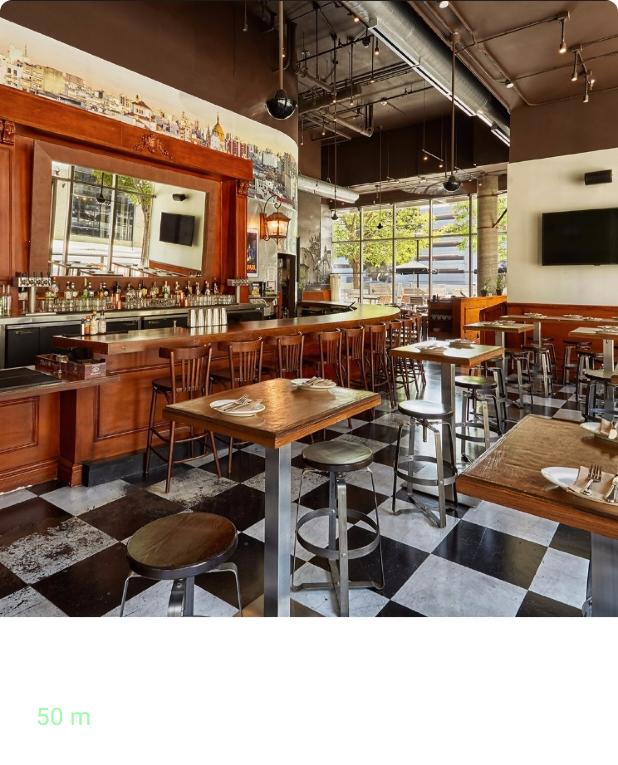
After one commit to nimblehq/poly-place, an Android app built with Jetpack Compose: the composable NearbyRestaurantItem shown on its own in the app's theme, on a phone screen of 412 x 824 dp. The commit adds this screen. Shown: the top 765 px of the screen. Run offline under Robolectric (Android 15) with nearby library versions, the phone set to English and light mode, and no system bars; libraries missing offline, so code that uses them is left out: com.google.android.libraries.

Commit message:
#5 Add mock UI nearby restaurant list screen

```diff
--- a/app/src/main/java/co/co/nimblehq/showcases/poly/place/ui/AppNavigation.kt
+++ b/app/src/main/java/co/co/nimblehq/showcases/poly/place/ui/AppNavigation.kt
@@ -3,7 +3,7 @@ package co.co.nimblehq.showcases.poly.place.ui
 import androidx.compose.runtime.Composable
 import androidx.navigation.*
 import androidx.navigation.compose.*
-import co.co.nimblehq.showcases.poly.place.ui.screens.home.NearbyRestaurantsScreen
+import co.co.nimblehq.showcases.poly.place.ui.screens.nearbyrestaurant.NearbyRestaurantsScreen
 
 @Composable
 fun AppNavigation(
--- a/app/src/main/java/co/co/nimblehq/showcases/poly/place/ui/screens/MainActivity.kt
+++ b/app/src/main/java/co/co/nimblehq/showcases/poly/place/ui/screens/MainActivity.kt
@@ -1,9 +1,11 @@
 package co.co.nimblehq.showcases.poly.place.ui.screens
 
+import android.graphics.Color
 import android.os.Bundle
 import androidx.activity.ComponentActivity
 import androidx.activity.compose.setContent
 import androidx.core.splashscreen.SplashScreen.Companion.installSplashScreen
+import androidx.core.view.WindowCompat
 import co.co.nimblehq.showcases.poly.place.ui.AppNavigation
 import co.co.nimblehq.showcases.poly.place.ui.theme.ComposeTheme
 import dagger.hilt.android.AndroidEntryPoint
@@ -14,6 +16,10 @@ class MainActivity : ComponentActivity() {
     override fun onCreate(savedInstanceState: Bundle?) {
         installSplashScreen()
         super.onCreate(savedInstanceState)
+
+        WindowCompat.setDecorFitsSystemWindows(window, false)
+        window.statusBarColor = Color.TRANSPARENT
+
         setContent {
             ComposeTheme {
                 AppNavigation()
--- /dev/null
+++ b/app/src/main/java/co/co/nimblehq/showcases/poly/place/ui/screens/nearbyrestaurant/NearbyRestaurantItem.kt
@@ -0,0 +1,91 @@
+package co.co.nimblehq.showcases.poly.place.ui.screens.nearbyrestaurant
+
+import androidx.compose.foundation.Image
+import androidx.compose.foundation.layout.*
+import androidx.compose.foundation.shape.RoundedCornerShape
+import androidx.compose.material.Icon
+import androidx.compose.material.Text
+import androidx.compose.runtime.Composable
+import androidx.compose.ui.Alignment
+import androidx.compose.ui.Modifier
+import androidx.compose.ui.draw.clip
+import androidx.compose.ui.graphics.Color
+import androidx.compose.ui.res.painterResource
+import androidx.compose.ui.text.style.TextAlign
+import androidx.compose.ui.tooling.preview.Preview
+import androidx.compose.ui.unit.dp
+import co.co.nimblehq.showcases.poly.place.R
+import co.co.nimblehq.showcases.poly.place.ui.theme.*
+import com.google.android.libraries.places.api.model.PlaceLikelihood
+
+@Composable
+fun NearbyRestaurantItem(
+    restaurant: PlaceLikelihood? = null
+) {
+    Column(
+        verticalArrangement = Arrangement.spacedBy(AppTheme.dimensions.spacingSmallest)
+    ) {
+        Image(
+            modifier = Modifier
+                .fillMaxWidth()
+                .clip(
+                    RoundedCornerShape(
+                        topStart = AppTheme.dimensions.spacingSmall,
+                        topEnd = AppTheme.dimensions.spacingSmall
+                    )
+                ),
+            painter = painterResource(id = R.drawable.im_restaurant_mock),
+            contentDescription = null,
+        )
+        Text(
+            modifier = Modifier.fillMaxWidth(),
+            color = Color.White,
+            fontSize = AppTheme.dimensions.textSizeNormal,
+            textAlign = TextAlign.Center,
+            text = "Dragon X",
+        )
+        Row(modifier = Modifier.fillMaxWidth()) {
+            Icon(
+                modifier = Modifier.size(16.dp),
+                painter = painterResource(id = R.drawable.ic_location),
+                contentDescription = null,
+                tint = Color.White
+            )
+            Text(
+                modifier = Modifier
+                    .fillMaxWidth()
+                    .padding(horizontal = AppTheme.dimensions.spacingSmall),
+                color = White70,
+                fontSize = AppTheme.dimensions.textSizeNormal,
+                text = "222, Iron street",
+            )
+        }
+        Row(
+            modifier = Modifier.fillMaxWidth(),
+            verticalAlignment = Alignment.CenterVertically
+        ) {
+            Icon(
+                modifier = Modifier.size(16.dp),
+                painter = painterResource(id = R.drawable.ic_compass),
+                contentDescription = null,
+                tint = Color.White
+            )
+            Text(
+                modifier = Modifier
+                    .fillMaxWidth()
+                    .padding(horizontal = AppTheme.dimensions.spacingSmall),
+                color = Green40,
+                fontSize = AppTheme.dimensions.textSizeNormal,
+                text = "50 m",
+            )
+        }
+    }
+}
+
+@Preview
+@Composable
+private fun NearbyRestaurantItemPreview() {
+    ComposeTheme {
+        NearbyRestaurantItem()
+    }
+}
--- a/app/src/main/java/co/co/nimblehq/showcases/poly/place/ui/screens/home/NearbyRestaurantsViewModel.kt
+++ b/app/src/main/java/co/co/nimblehq/showcases/poly/place/ui/screens/nearbyrestaurant/NearbyRestaurantsViewModel.kt
@@ -1,4 +1,4 @@
-package co.co.nimblehq.showcases.poly.place.ui.screens.home
+package co.co.nimblehq.showcases.poly.place.ui.screens.nearbyrestaurant
 
 import co.co.nimblehq.showcases.poly.place.domain.usecase.UseCase
 import co.co.nimblehq.showcases.poly.place.model.UiModel
--- a/app/src/main/java/co/co/nimblehq/showcases/poly/place/ui/theme/AppColors.kt
+++ b/app/src/main/java/co/co/nimblehq/showcases/poly/place/ui/theme/AppColors.kt
@@ -2,9 +2,13 @@ package co.co.nimblehq.showcases.poly.place.ui.theme
 
 import androidx.compose.material.*
 import androidx.compose.runtime.staticCompositionLocalOf
+import androidx.compose.ui.graphics.Color
 
 // Base colors here
-// e.g. internal val GreenCitrus = Color(0xFF99CC00)
+val BlueDenim = Color(0xFF0060AE)
+val Green40 = Color(0x660DF424)
+val White70 = Color(0xB3FFFFFF)
+val White20 = Color(0x33FFFFFF)
 
 /**
  * Expand the final [Colors] class to provide more custom app colors.
--- a/app/src/main/java/co/co/nimblehq/showcases/poly/place/ui/theme/AppDimensions.kt
+++ b/app/src/main/java/co/co/nimblehq/showcases/poly/place/ui/theme/AppDimensions.kt
@@ -6,9 +6,14 @@ import androidx.compose.ui.unit.sp
 
 class AppDimensions {
     // Custom dimensions here
+    val spacingSmallest = 2.dp
+    val spacingSmall = 8.dp
     val spacingNormal = 16.dp
+    val spacingLarge = 24.dp
+    val spacingHuge = 40.dp
 
     // Text size dimensions
+    val textSizeNormal = 16.sp
     val textSizeToolbar = 34.sp
 }
 
--- /dev/null
+++ b/app/src/main/res/drawable/ic_compass.xml
@@ -0,0 +1,12 @@
+<vector xmlns:android="http://schemas.android.com/apk/res/android"
+    android:width="24dp"
+    android:height="24dp"
+    android:viewportWidth="302.21"
+    android:viewportHeight="302.21">
+    <path
+        android:fillColor="#000000"
+        android:pathData="M278.14,69.64c-3.72,-5.77 -11.9,-6.55 -16.75,-1.7c-3.56,3.57 -4.23,9.14 -1.49,13.38c15.36,23.8 23.22,52.85 19.87,83.93c-6.51,60.28 -55.46,108.81 -115.81,114.66c-81.49,7.9 -149.63,-60.29 -141.66,-141.79C28.14,78.6 75.51,30.01 134.88,22.68c32.84,-4.05 63.55,4.41 88.28,21.1c4.22,2.84 9.86,2.23 13.46,-1.36c0.05,-0.05 0.1,-0.1 0.15,-0.15c4.77,-4.77 4.06,-12.76 -1.53,-16.53C205.45,5.66 168.2,-4.14 128.53,1.66C63.87,11.12 11.81,62.6 1.85,127.19c-15.72,101.84 71.07,188.73 172.88,173.21C239,290.61 290.4,239.14 300.37,174.9C306.4,135.91 297.27,99.28 278.14,69.64z" />
+    <path
+        android:fillColor="#000000"
+        android:pathData="M204.49,87l-88.36,23.71c-3.73,1 -6.66,3.92 -7.66,7.66l-23.71,88.35c-1,3.72 0.05,7.68 2.75,10.42c2.06,2.09 4.85,3.23 7.72,3.23c0.89,0 1.78,-0.11 2.66,-0.33l89.39,-22.67c3.86,-0.98 6.87,-3.98 7.84,-7.84l22.68,-89.39c0.95,-3.73 -0.15,-7.68 -2.9,-10.38C212.16,87.05 208.21,86.02 204.49,87zM175.7,177.94l-65.21,16.54l17.3,-64.45l64.46,-17.3L175.7,177.94z" />
+</vector>
--- a/app/src/main/res/drawable/ic_location.xml
+++ b/app/src/main/res/drawable/ic_location.xml
@@ -1,10 +1,10 @@
-<vector xmlns:android="http://schemas.android.com/apk/res/android"
+<vector android:height="24dp"
+    android:tint="#000000"
+    android:viewportHeight="24"
+    android:viewportWidth="24"
     android:width="24dp"
-    android:height="24dp"
-    android:tint="#000000"
-    android:viewportWidth="24"
-    android:viewportHeight="24">
+    xmlns:android="http://schemas.android.com/apk/res/android">
     <path
         android:fillColor="@android:color/white"
-        android:pathData="M12,8c-2.21,0 -4,1.79 -4,4s1.79,4 4,4 4,-1.79 4,-4 -1.79,-4 -4,-4zM20.94,11c-0.46,-4.17 -3.77,-7.48 -7.94,-7.94L13,1h-2v2.06C6.83,3.52 3.52,6.83 3.06,11L1,11v2h2.06c0.46,4.17 3.77,7.48 7.94,7.94L11,23h2v-2.06c4.17,-0.46 7.48,-3.77 7.94,-7.94L23,13v-2h-2.06zM12,19c-3.87,0 -7,-3.13 -7,-7s3.13,-7 7,-7 7,3.13 7,7 -3.13,7 -7,7z" />
+        android:pathData="M12,2C8.13,2 5,5.13 5,9c0,5.25 7,13 7,13s7,-7.75 7,-13c0,-3.87 -3.13,-7 -7,-7zM12,11.5c-1.38,0 -2.5,-1.12 -2.5,-2.5s1.12,-2.5 2.5,-2.5 2.5,1.12 2.5,2.5 -1.12,2.5 -2.5,2.5z" />
 </vector>
--- a/app/src/main/res/values/splash_theme.xml
+++ b/app/src/main/res/values/splash_theme.xml
@@ -3,6 +3,7 @@
     <!-- Splash Screen Theme. -->
     <style name="Theme.AppSplash" parent="Theme.SplashScreen">
         <item name="windowSplashScreenBackground">@color/violent_violet</item>
+        <item name="android:windowBackground">@color/violent_violet</item>
         <item name="windowSplashScreenAnimatedIcon">@drawable/ic_logo_splash</item>
         <item name="windowSplashScreenAnimationDuration">1000</item>
         <item name="postSplashScreenTheme">@style/Theme.AppCompat.Light.NoActionBar</item>
```
Also changed, not shown: app/src/main/java/co/co/nimblehq/showcases/poly/place/ui/screens/home/NearbyRestaurantsScreen.kt (deleted, +0 -93 lines), app/src/main/java/co/co/nimblehq/showcases/poly/place/ui/screens/nearbyrestaurant/NearbyRestaurantsScreen.kt (added, +136 -0 lines), app/src/main/res/drawable/ic_target.xml (added, +10 -0 lines), app/src/main/res/drawable/bg_nearby_restaurants.png (added), app/src/main/res/drawable/im_restaurant_mock.jpg (added), 4 other files.
